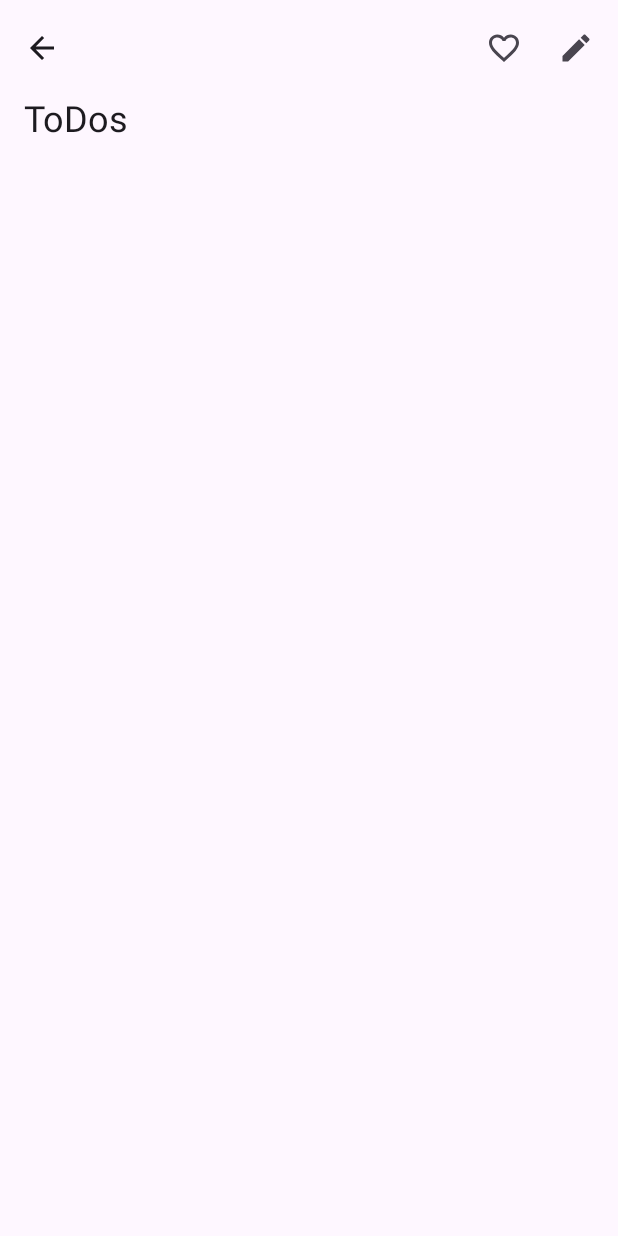
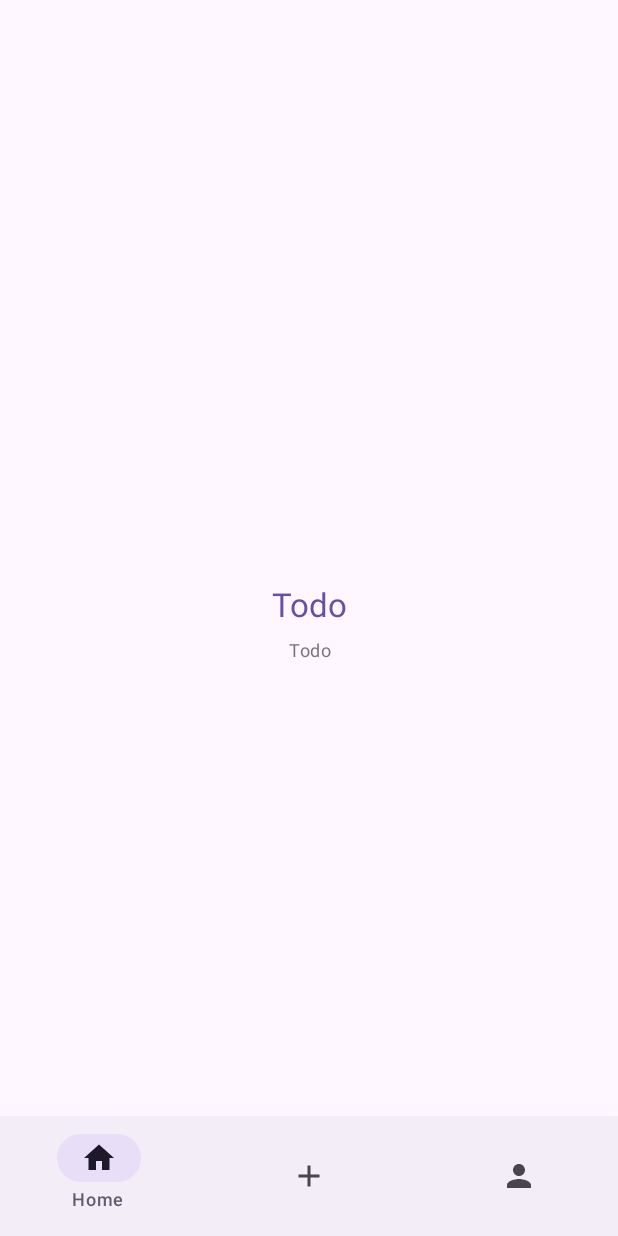
Before and after one commit to zard0214/Kotlin, an Android app built with Jetpack Compose: the screen it shows after launch (MainActivity), on a phone screen of 412 x 824 dp. Before the commit the screen is almost empty. Run offline under Robolectric (Android 15) with nearby library versions, the phone set to English and light mode, and no system bars.

```diff
--- a/app/build.gradle.kts
+++ b/app/build.gradle.kts
@@ -54,6 +54,7 @@ dependencies {
     implementation("androidx.core:core-ktx:1.9.0")
     implementation("androidx.lifecycle:lifecycle-runtime-ktx:2.6.2")
     implementation("androidx.activity:activity-compose:1.7.0")
+//    implementation("androidx.fragment:fragment-ktx:1.7.0")
     implementation(platform("androidx.compose:compose-bom:2023.03.00"))
     implementation("androidx.compose.ui:ui")
     implementation("androidx.compose.ui:ui-graphics")
--- a/app/src/main/java/cn/shef/msc5/todo/MainActivity.kt
+++ b/app/src/main/java/cn/shef/msc5/todo/MainActivity.kt
@@ -4,26 +4,28 @@ import android.content.res.Configuration
 import android.os.Bundle
 import android.util.Log
 import androidx.activity.compose.setContent
-import androidx.compose.foundation.layout.Spacer
 import androidx.compose.foundation.layout.fillMaxSize
-import androidx.compose.foundation.layout.size
-import androidx.compose.foundation.layout.width
-import androidx.compose.material.icons.Icons
-import androidx.compose.material.icons.outlined.Add
-import androidx.compose.material3.ElevatedButton
-import androidx.compose.material3.ExperimentalMaterial3Api
 import androidx.compose.material3.Icon
 import androidx.compose.material3.MaterialTheme
+import androidx.compose.material3.NavigationBar
+import androidx.compose.material3.NavigationBarItem
 import androidx.compose.material3.Surface
 import androidx.compose.material3.Text
 import androidx.compose.runtime.Composable
+import androidx.compose.runtime.getValue
+import androidx.compose.runtime.mutableStateOf
+import androidx.compose.runtime.remember
+import androidx.compose.runtime.setValue
 import androidx.compose.ui.Modifier
 import androidx.compose.ui.platform.LocalContext
 import androidx.compose.ui.tooling.preview.Preview
-import androidx.compose.ui.unit.dp
 import cn.shef.msc5.todo.base.BaseScaffold
-import cn.shef.msc5.todo.base.BaseTopBar
 import cn.shef.msc5.todo.base.BaseActivity
+import cn.shef.msc5.todo.base.EmptyScreen
+import cn.shef.msc5.todo.demos.ui.navigation.getIconForScreen
+import cn.shef.msc5.todo.utilities.Constants.Companion.NAVIGATION_HOME
+import cn.shef.msc5.todo.utilities.Constants.Companion.NAVIGATION_POST
+import cn.shef.msc5.todo.utilities.Constants.Companion.NAVIGATION_PROFILE
 
 /**
  * @author Zhecheng Zhao
@@ -32,11 +34,10 @@ import cn.shef.msc5.todo.base.BaseActivity
  */
 class MainActivity : BaseActivity() {
 
-    private val TAG = "MainActivity"
+    val TAG = "MainActivity"
 
     override fun onCreate(savedInstanceState: Bundle?) {
         super.onCreate(savedInstanceState)
-        Log.v(TAG, "onCreate")
         setContent {
             MaterialTheme {
                 // A surface container using the 'background' color from the theme
@@ -52,36 +53,45 @@ class MainActivity : BaseActivity() {
 
     override fun onStart() {
         super.onStart()
-        Log.v(TAG, "onStart")
         //TODO request permissions
-
+        Log.d(TAG, "onStart: ")
     }
 
 }
 
-@OptIn(ExperimentalMaterial3Api::class)
 @Composable
 fun MainScreen(mainActivity: MainActivity) {
     //get context
     val context = LocalContext.current
-    BaseScaffold (
-        topBar = {
-            BaseTopBar(mainActivity)
-        },
-        content = {
-            ElevatedButton(
-                onClick = { /*TODO*/ }
-            ) {
-                Icon( // adds Icon in button
-                    imageVector = Icons.Outlined.Add,
-                    contentDescription = "Add",
-                    modifier = Modifier.size(18.dp)
-                )
-                Spacer(modifier = Modifier.width(8.dp))
-                Text(text = "Elevated Button")
+    val items = listOf(
+        NAVIGATION_HOME,
+        NAVIGATION_POST,
+        NAVIGATION_PROFILE
+    )
+    var selectedItem by remember { mutableStateOf(items.first()) }
+    BaseScaffold(
+        bottomBar = {
+            NavigationBar {
+                items.forEachIndexed { index, item ->
+                    NavigationBarItem(
+                        icon = { Icon(getIconForScreen(item), contentDescription = null) },
+                        label = { Text(item) },
+                        selected = item == selectedItem,
+                        onClick = {
+                            selectedItem = item
+                        },
+                        alwaysShowLabel = false
+                    )
+                }
             }
         }
-    )
+    ) {
+        when (selectedItem) {
+            NAVIGATION_HOME -> EmptyScreen()
+            NAVIGATION_POST -> EmptyScreen()
+            NAVIGATION_PROFILE -> EmptyScreen()
+        }
+    }
 }
 
 
--- a/app/src/main/java/cn/shef/msc5/todo/base/BaseActivity.kt
+++ b/app/src/main/java/cn/shef/msc5/todo/base/BaseActivity.kt
@@ -11,16 +11,15 @@ import androidx.activity.ComponentActivity
  */
 open class BaseActivity : ComponentActivity() {
 
-    private val TAG = "BaseActivity"
-
     override fun onCreate(savedInstanceState: Bundle?) {
         super.onCreate(savedInstanceState)
+        Log.v(this.localClassName, "onCreate")
 
     }
 
     override fun onStart() {
         super.onStart()
-        Log.v(TAG, "onStart")
+        Log.v(this.localClassName, "onStart")
         //TODO request permissions
 
     }
--- /dev/null
+++ b/app/src/main/java/cn/shef/msc5/todo/base/BaseFragment.kt
@@ -0,0 +1,13 @@
+package cn.shef.msc5.todo.base
+
+import android.app.Fragment
+import java.lang.Deprecated
+
+/**
+ * @author Zhecheng Zhao
+ * @email zzhao84@sheffield.ac.uk
+ * @date Created in 02/11/2023 14:56
+ */
+@Deprecated
+open class BaseFragment : Fragment() {
+}
--- /dev/null
+++ b/app/src/main/java/cn/shef/msc5/todo/base/EmptyScreen.kt
@@ -0,0 +1,53 @@
+package cn.shef.msc5.todo.base
+
+import androidx.compose.foundation.layout.Arrangement
+import androidx.compose.foundation.layout.Column
+import androidx.compose.foundation.layout.fillMaxSize
+import androidx.compose.foundation.layout.padding
+import androidx.compose.material3.MaterialTheme
+import androidx.compose.material3.Text
+import androidx.compose.runtime.Composable
+import androidx.compose.ui.Alignment
+import androidx.compose.ui.Modifier
+import androidx.compose.ui.res.stringResource
+import androidx.compose.ui.text.style.TextAlign
+import androidx.compose.ui.tooling.preview.Preview
+import androidx.compose.ui.unit.dp
+import cn.shef.msc5.todo.R
+
+/**
+ * @author Zhecheng Zhao
+ * @email zzhao84@sheffield.ac.uk
+ * @date Created in 03/11/2023 06:28
+ */
+@Composable
+fun EmptyScreen(
+    modifier: Modifier = Modifier
+) {
+    Column(
+        modifier = modifier.fillMaxSize(),
+        verticalArrangement = Arrangement.Center,
+        horizontalAlignment = Alignment.CenterHorizontally
+    ) {
+        Text(
+            modifier = Modifier.padding(8.dp),
+            text = stringResource(id = R.string.app_name),
+            style = MaterialTheme.typography.titleLarge,
+            textAlign = TextAlign.Center,
+            color = MaterialTheme.colorScheme.primary
+        )
+        Text(
+            modifier = Modifier.padding(horizontal = 8.dp),
+            text = stringResource(id = R.string.app_name),
+            style = MaterialTheme.typography.bodySmall,
+            textAlign = TextAlign.Center,
+            color = MaterialTheme.colorScheme.outline
+        )
+    }
+}
+
+@Preview
+@Composable
+fun ComingSoonPreview() {
+    EmptyScreen()
+}
--- a/app/src/main/java/cn/shef/msc5/todo/demos/ui/navigation/NavigationBarActivity.kt
+++ b/app/src/main/java/cn/shef/msc5/todo/demos/ui/navigation/NavigationBarActivity.kt
@@ -2,10 +2,9 @@ package cn.shef.msc5.todo.demos.ui.navigation
 
 import android.content.res.Configuration
 import android.os.Bundle
+import android.util.Log
 import androidx.activity.ComponentActivity
 import androidx.activity.compose.setContent
-import androidx.compose.foundation.background
-import androidx.compose.foundation.layout.Box
 import androidx.compose.foundation.layout.fillMaxSize
 import androidx.compose.material.icons.Icons
 import androidx.compose.material.icons.filled.Add
@@ -22,7 +21,6 @@ import androidx.compose.runtime.getValue
 import androidx.compose.runtime.mutableStateOf
 import androidx.compose.runtime.remember
 import androidx.compose.runtime.setValue
-import androidx.compose.ui.Alignment
 import androidx.compose.ui.Modifier
 import androidx.compose.ui.graphics.vector.ImageVector
 import androidx.compose.ui.tooling.preview.Preview
@@ -88,12 +86,17 @@ fun NavigationBarWithOnlySelected() {
                 icon = { Icon(getIconForScreen(item), contentDescription = null) },
                 label = { Text(item) },
                 selected = item == selectedItem,
-                onClick = { selectedItem = item },
+                onClick = {
+                    selectedItem = item
+                    Log.d("NavigationBarWithOnlySelected", item)
+                          },
                 alwaysShowLabel = false
             )
         }
     }
 }
+
+
 
 @Composable
 fun getIconForScreen(items: String): ImageVector {
```
